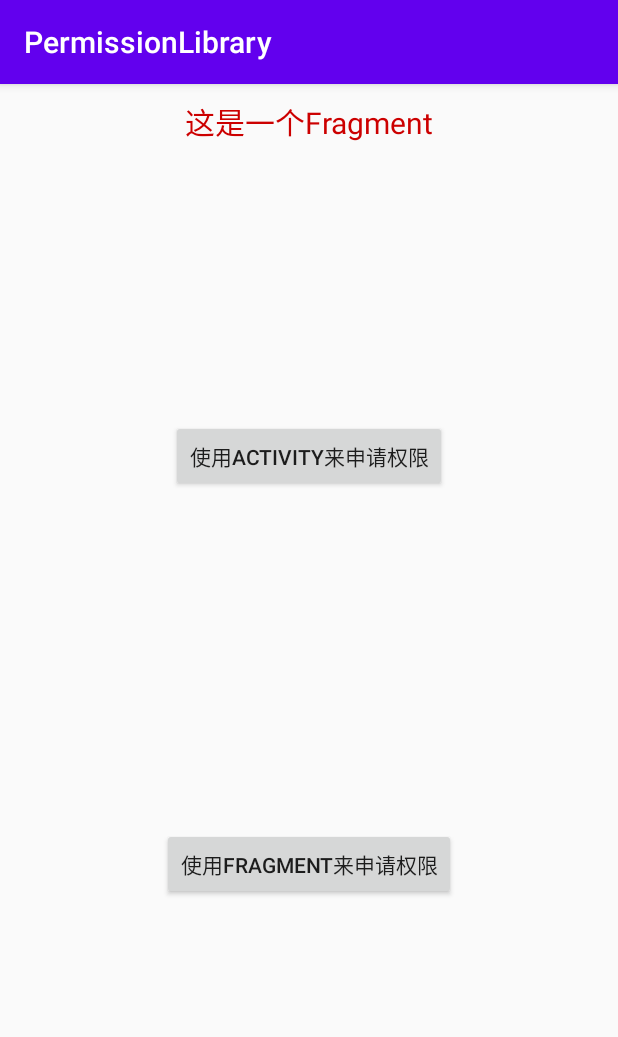
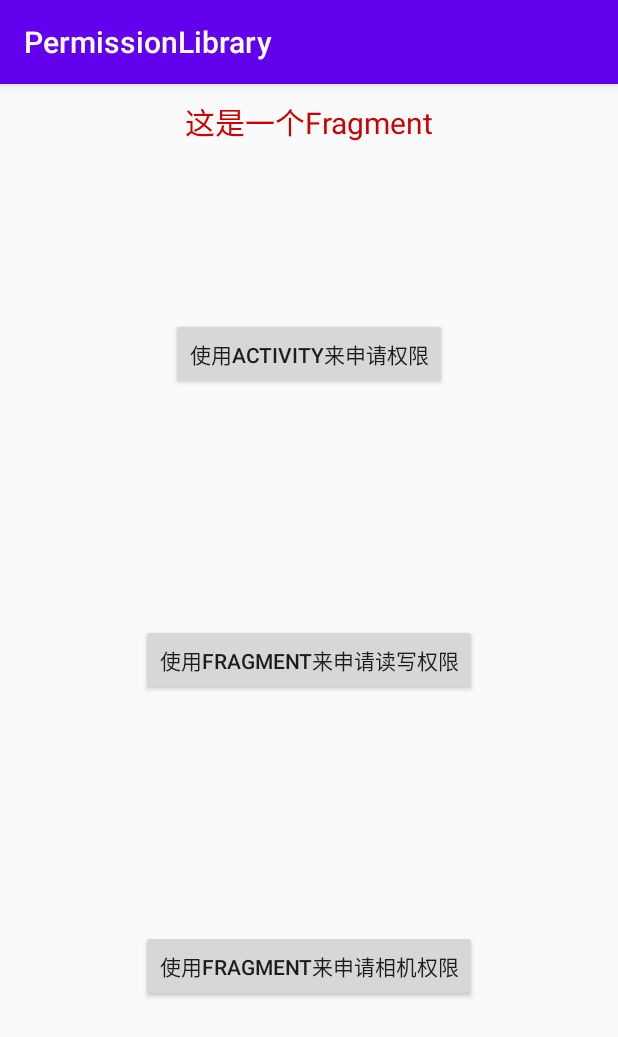
Before and after one commit to HousTracy/PermissionLibrary, an Android app: the MainFragment screen opened directly, with no data from a screen before it, on a phone screen of 412 x 824 dp. Shown: the top 1037 px of the screen. Run offline under Robolectric (Android 15) with nearby library versions, the phone set to English and light mode, and no system bars.

Commit message:
优化多权限申请时的状态问题

```diff
--- a/PermissionApplication/app/build.gradle
+++ b/PermissionApplication/app/build.gradle
@@ -40,7 +40,7 @@ dependencies {
 
     implementation 'com.meituan.android.walle:library:1.1.6'
 
-    implementation 'com.baletu.library:permission:1.0.2'
+//    implementation 'com.baletu.library:permission:1.0.2'
 
-//    implementation project(':permissions')
+    implementation project(':permissions')
 }
--- a/PermissionApplication/app/src/main/java/com/baletu/plugin/MainFragment.java
+++ b/PermissionApplication/app/src/main/java/com/baletu/plugin/MainFragment.java
@@ -14,7 +14,6 @@ import android.widget.Toast;
 
 import com.baletu.permissions.ApplyPermissionManager;
 import com.baletu.permissions.ApplyPermissionsActivity;
-import com.baletu.permissions.PermissionDenied;
 import com.baletu.permissions.PermissionGranted;
 import com.hous.library.R;
 
@@ -50,11 +49,15 @@ public class MainFragment extends Fragment {
         btn_use_activity.setOnClickListener(v -> ApplyPermissionsActivity.startApplyPermission(activity, new String[]{Manifest.permission.CALL_PHONE}));
 
         Button btn_use_fragment = view.findViewById(R.id.btn_use_fragment);
-        btn_use_fragment.setOnClickListener(v -> ApplyPermissionManager.startApplyPermission(MainFragment.this, new String[]{Manifest.permission.CALL_PHONE}));
+        btn_use_fragment.setOnClickListener(v -> ApplyPermissionManager.startApplyPermission(MainFragment.this, new String[]{Manifest.permission.READ_EXTERNAL_STORAGE, Manifest.permission.WRITE_EXTERNAL_STORAGE}));
+
+        Button btn_apply_camera = view.findViewById(R.id.btn_apply_camera);
+        btn_apply_camera.setOnClickListener(v -> ApplyPermissionManager.startApplyPermission(MainFragment.this, new String[]{Manifest.permission.CAMERA}));
     }
 
     @PermissionGranted
     private void call() {
+        Toast.makeText(activity.getApplicationContext(), "fragmen来处理申请成功", Toast.LENGTH_LONG).show();
         Intent intent = new Intent();
         intent.setAction(Intent.ACTION_CALL);
         intent.setData(Uri.parse("tel:18616372906"));
--- a/PermissionApplication/app/src/main/res/layout/fragment_main.xml
+++ b/PermissionApplication/app/src/main/res/layout/fragment_main.xml
@@ -30,10 +30,20 @@
         android:id="@+id/btn_use_fragment"
         android:layout_width="wrap_content"
         android:layout_height="wrap_content"
-        android:text="使用Fragment来申请权限"
-        app:layout_constraintBottom_toBottomOf="parent"
+        android:text="使用Fragment来申请读写权限"
+        app:layout_constraintBottom_toTopOf="@+id/btn_apply_camera"
         app:layout_constraintLeft_toLeftOf="parent"
         app:layout_constraintRight_toRightOf="parent"
         app:layout_constraintTop_toBottomOf="@+id/btn_use_activity" />
 
+    <Button
+        android:id="@+id/btn_apply_camera"
+        android:layout_width="wrap_content"
+        android:layout_height="wrap_content"
+        android:text="使用Fragment来申请相机权限"
+        app:layout_constraintBottom_toBottomOf="parent"
+        app:layout_constraintLeft_toLeftOf="parent"
+        app:layout_constraintRight_toRightOf="parent"
+        app:layout_constraintTop_toBottomOf="@+id/btn_use_fragment" />
+
 </androidx.constraintlayout.widget.ConstraintLayout>
```
Also changed, not shown: PermissionApplication/app/src/main/java/com/baletu/plugin/MainActivity.java (+1 -9 lines), PermissionApplication/permissions/build.gradle (+4 -4 lines), PermissionApplication/permissions/src/main/java/com/baletu/permissions/ApplyPermissionManager.java (+14 -8 lines).
